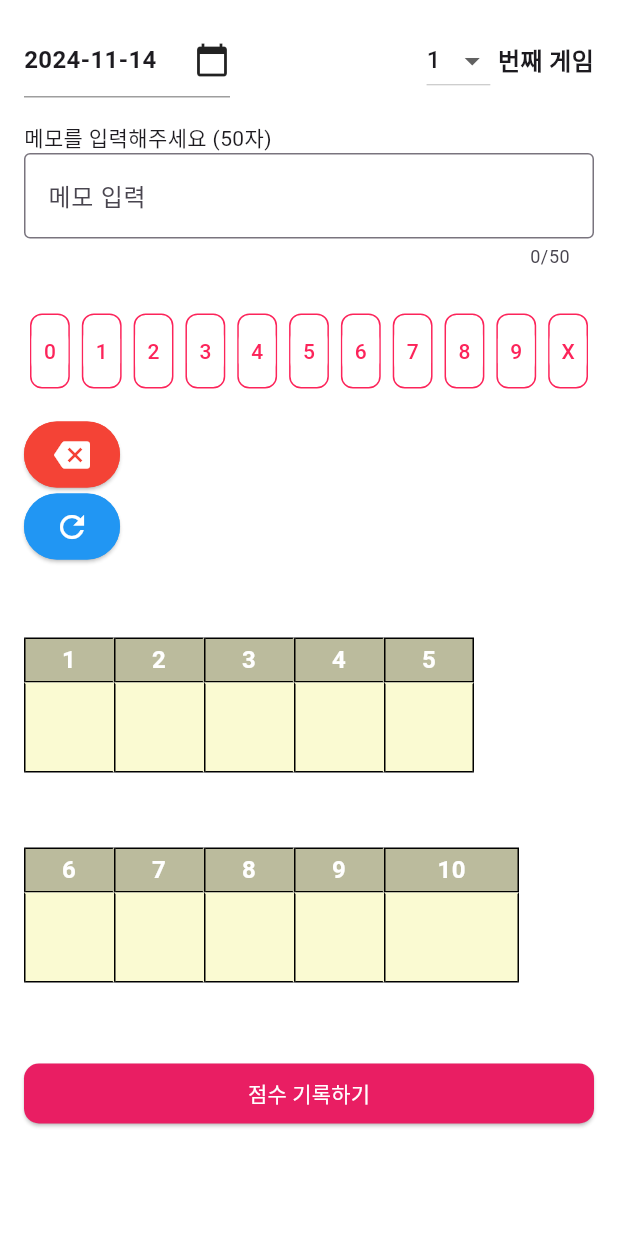
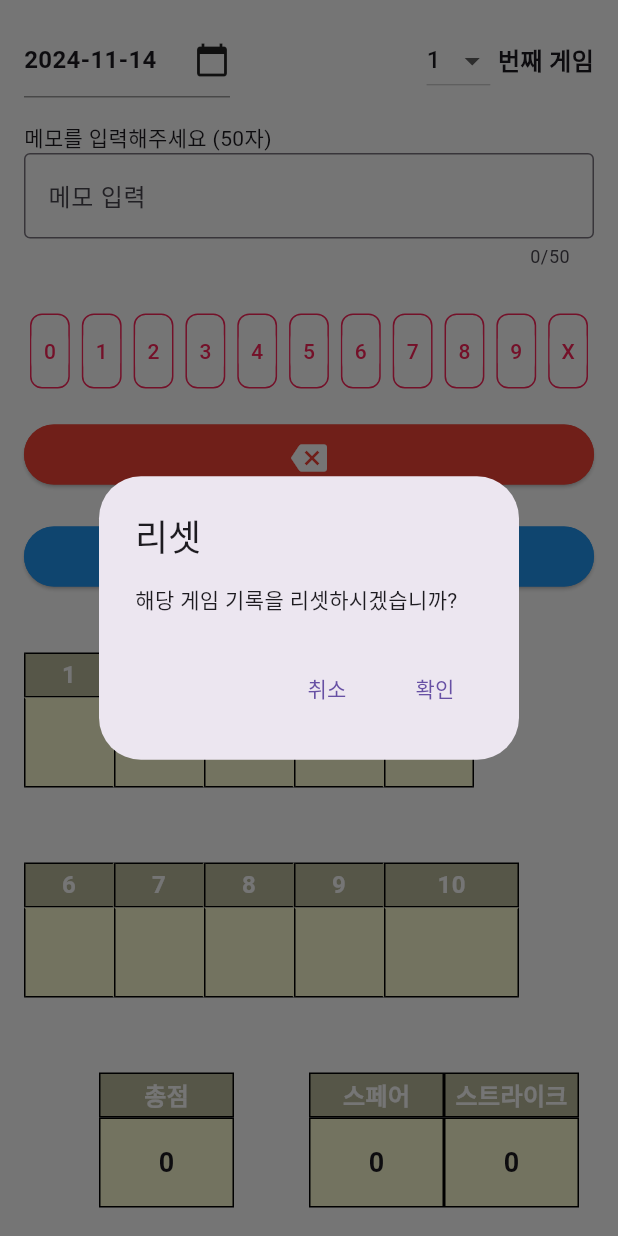
Before and after one commit to kuuujin/explosion, a Flutter app: the EditScore screen opened directly with empty values, after a tap on the "refresh" icon, on a phone screen of 412 x 824 dp. Run offline on Flutter 3.47's test engine with Material 3 defaults, Android fonts, the light colour scheme and no system bars; our stand-ins replace flutter_secure_storage, image_picker; accounts and stored records are empty.

Commit message:
EditScore.dart

```diff
--- a/boweuri/lib/EditScore.dart
+++ b/boweuri/lib/EditScore.dart
@@ -11,7 +11,7 @@ class EditScore extends StatefulWidget {
 
 class _EditScoreState extends State<EditScore> {
   List<int> frameScores = List.filled(10, 0);
-
+  List<int> existScores = List.filled(10, 0);
   DateTime selectedDate = DateTime.now();
   int selectedGameNumber = 1;
   List<List<String>> frames = List.generate(10, (index) => ["", "", ""]);
@@ -27,6 +27,33 @@ class _EditScoreState extends State<EditScore> {
   void _showSnackbar(String message) {
     ScaffoldMessenger.of(context).showSnackBar(
       SnackBar(content: Text(message)),
+    );
+  }
+
+  void _showResetDialog() {
+    showDialog(
+      context: context,
+      builder: (BuildContext context) {
+        return AlertDialog(
+          title: Text('리셋'),
+          content: Text('해당 게임 기록을 리셋하시겠습니까?'),
+          actions: [
+            TextButton(
+              onPressed: () {
+                Navigator.of(context).pop(); // 다이얼로그 닫기
+              },
+              child: Text('취소'),
+            ),
+            TextButton(
+              onPressed: () {
+                _refreshScores(); // 점수 리프레시 실행
+                Navigator.of(context).pop(); // 다이얼로그 닫기
+              },
+              child: Text('확인'),
+            ),
+          ],
+        );
+      },
     );
   }
 
@@ -79,9 +106,10 @@ class _EditScoreState extends State<EditScore> {
 
       print("프레임 ${frameIndex + 1} 점수: $frameScore");
     }
+    existScores[0] > 0 ? totalScore += existScores[0] : totalScore;
+    print("리스트 내용${frames}");
+    print("totalScore값은${totalScore}");
 
-    print("최종 점수: $totalScore"); // 최종 점수 출력
-    print("리스트 내용${frames}");
     return totalScore; // 최종 점수 반환
   }
 
@@ -91,20 +119,12 @@ class _EditScoreState extends State<EditScore> {
       String score = frames[frameIndex][rollIndex];
       if (score == 'X') {
         return 10; // 스트라이크
-      } else if (frameIndex == 10 && score == '/') {
-        return 10 - _getScoreForRoll(9, 1);
-      } else if (frameIndex==10 && (10 - _getScoreForRoll(9, 2)).toString() == frames[9][2] ){
-        print('asdf');
-        return 10 - _getScoreForRoll(9, 2);
-      }
-      else if (score == '/') {
-        print('123');
+      } else if (score == '/') {
         return 10 - _getScoreForRoll(frameIndex, 0); // 스페어는 첫 번째 투구 점수로 계산
       } else if (score.isNotEmpty) {
         return int.parse(score); // 점수 반환
       }
     }
-
     return 0; // 잘못된 인덱스거나 점수가 없을 경우
   }
 
@@ -188,11 +208,11 @@ class _EditScoreState extends State<EditScore> {
           thirdRollScore = value;
           int totalPins = secondRollScore + thirdRollScore;
 
-          if (firstRollScore == 10 && totalPins == 10) {
+          if (frames[9][0] == 'X' && totalPins == 10) {
+            print('asss');
+            existScores[0] = value;
+            print(existScores[0]);
             frames[9][2] = '/';
-            print(int.parse(frames[9][2]));
-          } else {
-            frames[9][2] = value.toString();
           }
           isGameFinished = true; // 세 번째 투구 후 게임 종료
         }
@@ -205,7 +225,7 @@ class _EditScoreState extends State<EditScore> {
 
       // 게임이 종료된 후 총점 계산 및 출력
       if (isGameFinished) {
-        int finalScore = _calculateScore(); // 총점 계산
+        int finalScore = _calculateScore();
         print("최종 점수: $finalScore"); // 총점 출력
       }
     });
@@ -281,6 +301,7 @@ class _EditScoreState extends State<EditScore> {
       isGameFinished = false; // 게임 종료 상태 초기화
       isSecondRoll = false;
       frameScores = List.filled(10, 0);
+      existScores = List.filled(10, 0);
     });
   }
 
@@ -395,29 +416,37 @@ class _EditScoreState extends State<EditScore> {
                   foregroundColor: Colors.white,
                   backgroundColor: Colors.red,
                   padding: EdgeInsets.symmetric(vertical: 10, horizontal: 20),
+                  fixedSize: Size(500, 30),
                   side: BorderSide(color: Colors.red, width: 1),
                 ),
               ),
-
+              SizedBox(height: 20),
               // 리프레시 버튼 (아이콘으로 대체)
               ElevatedButton(
-                onPressed: _refreshScores,
+                onPressed: () {
+                  _showResetDialog(); // 리셋 다이얼로그 표시
+                },
                 child: Icon(Icons.refresh, size: 24),
                 style: ElevatedButton.styleFrom(
                   foregroundColor: Colors.white,
                   backgroundColor: Colors.blue,
-                  padding: EdgeInsets.symmetric(vertical: 10, horizontal: 20),
+                  fixedSize: Size(500, 30),
                   side: BorderSide(color: Colors.blue, width: 1),
                 ),
               ),
 
-              SizedBox(height: 50),
+
+
+              SizedBox(height: 40),
 
               // 기록 테이블
               buildScoreFrames(),
 
               SizedBox(height: 50),
 
+              buildCustomFrames(),
+
+              SizedBox(height: 40),
               // 점수 기록하기 버튼
               ElevatedButton(
                 onPressed: () {
@@ -488,11 +517,12 @@ class _EditScoreState extends State<EditScore> {
     );
   }
 
-  // 각 프레임을 생성하는 메소드
-// 각 프레임을 생성하는 메소드
   Widget _buildFrame(int frameNumber, {bool isLast = false}) {
     int cumulativeScoreForFrame =
         frameScores.sublist(0, frameNumber).reduce((a, b) => a + b);
+    if (frameNumber == 10 && existScores[0] > 0) {
+      cumulativeScoreForFrame += existScores[0];
+    }
     return Container(
       child: Column(
         children: [
@@ -612,4 +642,85 @@ class _EditScoreState extends State<EditScore> {
       ),
     );
   }
+  Widget buildCustomFrames() {
+    int strikeCount = 0; // 스트라이크 개수
+    int spareCount = 0; // 스페어 개수
+    int total = frameScores.sublist(0, 10).reduce((a, b) => a + b);
+    total = existScores[0]> 0 ? total+=existScores[0]: total ;
+    // frames 리스트를 순회하여 스트라이크와 스페어 개수를 세기
+    for (var frame in frames) {
+      if (frame[0] == 'X' || frame[1]=='X'|| frame[2]=='X') {
+        strikeCount++;
+      }
+      if (frame[1] == '/' || frame[2]=='/') {
+        spareCount++;
+      }
+    }
+
+    return Row(
+      mainAxisAlignment: MainAxisAlignment.spaceBetween,
+      children: [
+        // 왼쪽 하단 총점 프레임
+        Expanded(
+          child: Column(
+            children: [
+              buildCustomFrame("총점", total), // 총점 프레임
+            ],
+          ),
+        ),
+        // 오른쪽 하단 스페어 및 스트라이크 프레임
+        Expanded(
+          child: Row(
+            children: [
+              buildCustomFrame("스페어",spareCount), // 스페어 프레임
+              buildCustomFrame("스트라이크",strikeCount), // 스트라이크 프레임
+            ],
+          ),
+        ),
+      ],
+    );
+  }
+
+
+  Widget buildCustomFrame(String frameLabel, int datavalue) {
+  return Container(
+    child: Column(
+      children: [
+        // 프레임 숫자를 감싸는 큰 직사각형
+        Container(
+          width: 90,
+          height: 30,
+          decoration: BoxDecoration(
+            color: Color(0xFFBBBB9D),
+            border: Border.all(color: Colors.black),
+          ),
+          child: Center(
+            child: Text(
+              frameLabel,
+              style: TextStyle(
+                  color: Colors.white,
+                  fontSize: 16,
+                  fontWeight: FontWeight.bold),
+            ),
+          ),
+        ),
+        // 큰 정사각형
+        Container(
+          width: 90,
+          height: 60,
+          decoration: BoxDecoration(
+            color: Color(0xFFFAFAD2),
+            border: Border.all(color: Colors.black),
+          ),
+          child: Center(
+            child: Text(
+              datavalue.toString(),
+              style: TextStyle(fontSize: 18, fontWeight: FontWeight.bold),
+            ),
+          ),
+        ),
+      ],
+    ),
+  );
 }
+}
```
